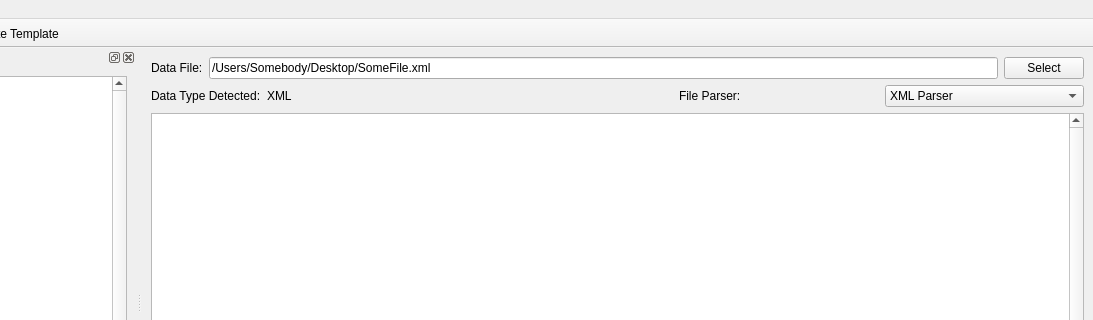
Old version of the form mainwindow.ui in the repository BlueQuartzSoftware/MetaForge; both pictures show x 138 to 1231 and y 0 to 320 of the 1231 by 683 pixel window.
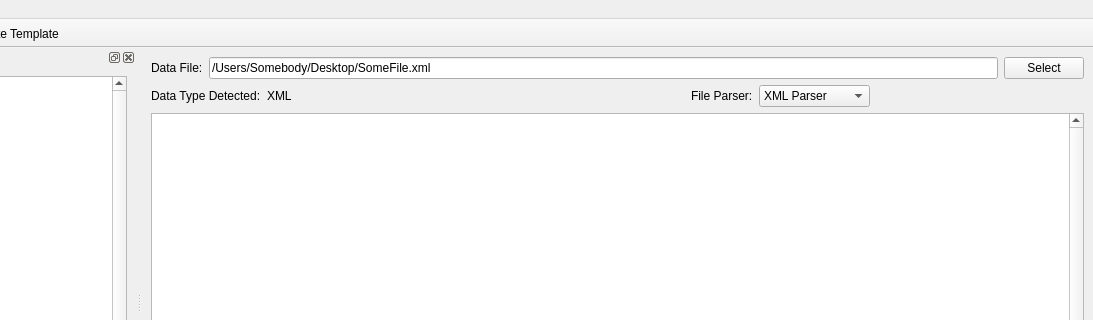
New version of the form.

```diff
--- a/mainwindow.ui
+++ b/mainwindow.ui
@@ -75,10 +75,29 @@
         </property>
        </widget>
       </item>
+      <item>
+       <spacer name="horizontalSpacer_2">
+        <property name="orientation">
+         <enum>Qt::Horizontal</enum>
+        </property>
+        <property name="sizeHint" stdset="0">
+         <size>
+          <width>40</width>
+          <height>20</height>
+         </size>
+        </property>
+       </spacer>
+      </item>
       <item>
        <layout class="QHBoxLayout" name="horizontalLayout">
         <item>
          <widget class="QLabel" name="fileParserLabel">
+          <property name="sizePolicy">
+           <sizepolicy hsizetype="Maximum" vsizetype="Preferred">
+            <horstretch>0</horstretch>
+            <verstretch>0</verstretch>
+           </sizepolicy>
+          </property>
           <property name="text">
            <string>File Parser:</string>
           </property>
@@ -103,6 +122,19 @@
           </item>
          </widget>
         </item>
+        <item>
+         <spacer name="horizontalSpacer">
+          <property name="orientation">
+           <enum>Qt::Horizontal</enum>
+          </property>
+          <property name="sizeHint" stdset="0">
+           <size>
+            <width>40</width>
+            <height>20</height>
+           </size>
+          </property>
+         </spacer>
+        </item>
        </layout>
       </item>
      </layout>
```
